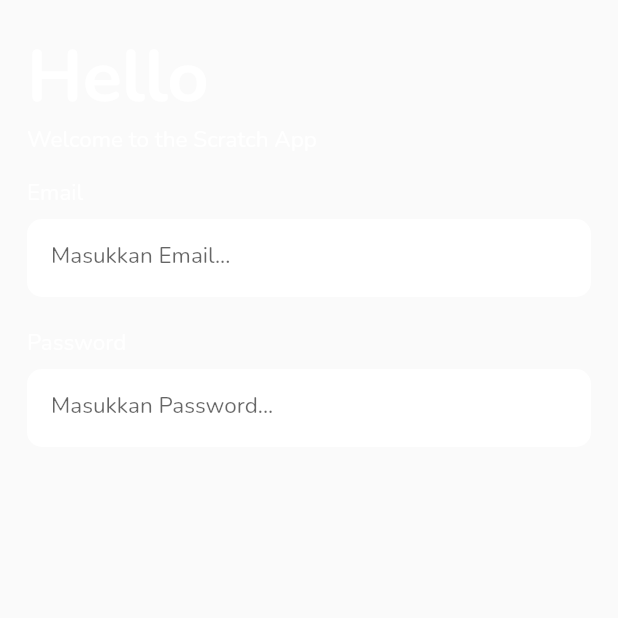
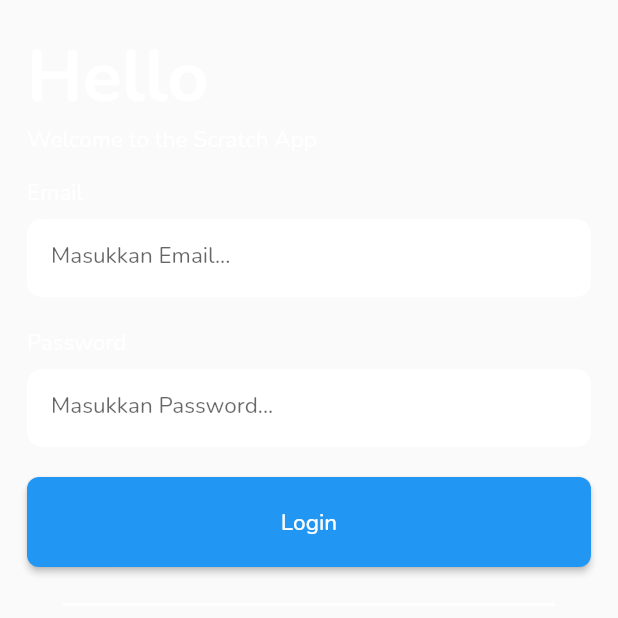
Before and after one commit to Catyousha/scratch_102021, a Flutter app: the screen it shows after launch, on a phone screen of 412 x 824 dp, the top half of it. Run offline on Flutter 3.47's test engine with Material 2 defaults, Android fonts, the phone set to English and light mode, and no system bars; our stand-ins replace firebase_auth, firebase_core, flex_color_scheme, google_fonts; accounts and stored records are empty; statements that could not run were skipped.

Commit message:
First things first i'ma say all the words inside my head i'm fired up and tired of the way that things have been

```diff
--- a/lib/firebase_auth_scratch/app.dart
+++ b/lib/firebase_auth_scratch/app.dart
@@ -1,62 +1,21 @@
 import 'package:firebase_core/firebase_core.dart';
 import 'package:flutter/material.dart';
 
+import 'shared/route_management.dart';
 import 'ui/home_page.dart';
 import 'ui/login_page.dart';
+import 'ui/register_page.dart';
 
-class FirebaseScratchApp extends StatefulWidget {
+class FirebaseScratchApp extends StatelessWidget {
   const FirebaseScratchApp({Key? key}) : super(key: key);
 
   @override
-  State<FirebaseScratchApp> createState() => _FirebaseScratchAppState();
-}
-
-class _FirebaseScratchAppState extends State<FirebaseScratchApp> {
-  bool _initialized = false;
-  bool _error = false;
-
-  void initializeFlutterFire() async {
-    try {
-      await Firebase.initializeApp();
-      setState(() {
-        _initialized = true;
-      });
-    } catch (e) {
-      setState(() {
-        _error = true;
-      });
-    }
-  }
-
-  @override
-  void initState() {
-    initializeFlutterFire();
-    super.initState();
-  }
-
-  @override
   Widget build(BuildContext context) {
-    if (_error) {
-      return const MaterialApp(
-        title: 'Something wrong',
-        home: Scaffold(
-          body: Center(child: Text('Something wrong')),
-        ),
-      );
-    }
-    if (!_initialized) {
-      return const MaterialApp(
-        title: 'Loading...',
-        home: Scaffold(
-          body: Center(child: CircularProgressIndicator()),
-        ),
-      );
-    }
-
     return const MaterialApp(
       title: 'Firebase Auth Scratch App',
       debugShowCheckedModeBanner: false,
-      home: LoginPage(),
+      initialRoute: '/login',
+      onGenerateRoute: RouteManagement.generateRoute,
     );
   }
 }
--- /dev/null
+++ b/lib/firebase_auth_scratch/error_app.dart
@@ -0,0 +1,15 @@
+import 'package:flutter/material.dart';
+
+class ErrorApp extends StatelessWidget {
+  const ErrorApp({Key? key}) : super(key: key);
+
+  @override
+  Widget build(BuildContext context) {
+    return const MaterialApp(
+      title: 'Something wrong',
+      home: Scaffold(
+        body: Center(child: Text('Something wrong')),
+      ),
+    );
+  }
+}
--- /dev/null
+++ b/lib/firebase_auth_scratch/shared/route_management.dart
@@ -0,0 +1,22 @@
+import 'package:flutter/material.dart';
+import '../ui/login_page.dart';
+import '../ui/register_page.dart';
+
+class RouteManagement {
+  static Route<dynamic> generateRoute(RouteSettings settings) {
+    switch (settings.name) {
+      case '/login':
+        return MaterialPageRoute(builder: (_) => const LoginPage());
+      case '/register':
+        return MaterialPageRoute(builder: (_) => const RegisterPage());
+      default:
+        return MaterialPageRoute(
+          builder: (_) => Scaffold(
+            body: Center(
+              child: Text('No route defined for ${settings.name}'),
+            ),
+          ),
+        );
+    }
+  }
+}
--- a/lib/firebase_auth_scratch/shared/theme.dart
+++ b/lib/firebase_auth_scratch/shared/theme.dart
@@ -1,3 +1,4 @@
+import 'package:flex_color_scheme/flex_color_scheme.dart';
 import 'package:flutter/cupertino.dart';
 import 'package:flutter/material.dart';
 import 'package:google_fonts/google_fonts.dart';
@@ -7,6 +8,11 @@ TextStyle textWhite = GoogleFonts.nunito(
   fontSize: 15,
 );
 
+TextStyle textRed = GoogleFonts.nunito(
+  color: FlexColor.redWineDarkPrimary,
+  fontSize: 15,
+);
+
 TextStyle textBlack = GoogleFonts.nunito(
   color: Colors.black,
   fontSize: 15,
--- a/lib/firebase_auth_scratch/ui/login_page.dart
+++ b/lib/firebase_auth_scratch/ui/login_page.dart
@@ -1,4 +1,5 @@
 import 'package:flutter/material.dart';
+import '../widgets/input/primary_button.dart';
 import '../shared/theme.dart';
 import '../widgets/container/page_container.dart';
 import '../widgets/input/primary_text_input.dart';
@@ -22,10 +23,13 @@ class LoginView extends StatefulWidget {
 }
 
 class _LoginViewState extends State<LoginView> {
+  final _formKey = GlobalKey<FormState>();
+
   @override
   Widget build(BuildContext context) {
     return PageContainer(
       child: Form(
+        key: _formKey,
         child: Column(
           crossAxisAlignment: CrossAxisAlignment.start,
           children: <Widget>[
@@ -50,6 +54,34 @@ class _LoginViewState extends State<LoginView> {
               obscureText: true,
               valueSetter: (val) {},
             ),
+            PrimaryButton(
+              child: Text('Login', style: textWhite),
+              onPressed: () {},
+            ),
+            Container(
+              height: 2.0,
+              width: double.infinity,
+              color: Colors.white,
+              margin: const EdgeInsets.all(24.0),
+            ),
+            Center(
+              child: Column(
+                children: [
+                  Text("Belum punya akun?", style: textWhite),
+                  TextButton(
+                    onPressed: () {
+                      Navigator.pushReplacementNamed(context, '/register');
+                    },
+                    child: Text(
+                      "Daftar disini",
+                      style: textWhite.copyWith(
+                        fontWeight: FontWeight.bold,
+                      ),
+                    ),
+                  ),
+                ],
+              ),
+            ),
           ],
         ),
       ),
--- a/lib/firebase_auth_scratch/widgets/container/page_container.dart
+++ b/lib/firebase_auth_scratch/widgets/container/page_container.dart
@@ -12,8 +12,8 @@ class PageContainer extends StatelessWidget {
     return CustomScrollView(
       slivers: [
         SliverFillRemaining(
+          hasScrollBody: false,
           child: Container(
-            //width: double.infinity,
             color: FlexColor.aquaBlueLightPrimary,
             padding: const EdgeInsets.all(18.0),
             child: child,
--- /dev/null
+++ b/lib/firebase_auth_scratch/widgets/input/primary_button.dart
@@ -0,0 +1,29 @@
+import 'package:flex_color_scheme/flex_color_scheme.dart';
+import 'package:flutter/material.dart';
+import 'package:scratch_102021/firebase_auth_scratch/shared/theme.dart';
+
+class PrimaryButton extends StatelessWidget {
+  const PrimaryButton({
+    Key? key,
+    this.onPressed,
+    this.child,
+  }) : super(key: key);
+
+  final void Function()? onPressed;
+  final Widget? child;
+  @override
+  Widget build(BuildContext context) {
+    return ElevatedButton(
+      style: ElevatedButton.styleFrom(
+        minimumSize: const Size(double.maxFinite, 0),
+        primary: FlexColor.darkSurface,
+        padding: const EdgeInsets.all(20.0),
+        shape: RoundedRectangleBorder(
+          borderRadius: BorderRadius.circular(8.0),
+        ),
+      ),
+      onPressed: onPressed ?? () {},
+      child: child,
+    );
+  }
+}
--- a/pubspec.yaml
+++ b/pubspec.yaml
@@ -37,6 +37,7 @@ dependencies:
   firebase_core: ^1.7.0
   google_fonts: ^2.1.0
   flex_color_scheme: ^3.0.1
+  firebase_auth: ^3.1.3
 
 dev_dependencies:
   flutter_test:
```
Also changed, not shown: lib/firebase_auth_scratch/models/auth_response.dart (added, +7 -0 lines), lib/firebase_auth_scratch/services/auth_service.dart (added, +40 -0 lines), lib/firebase_auth_scratch/ui/register_page.dart (added, +153 -0 lines), lib/main.dart (+10 -3 lines), lib/firebase_auth_scratch/ui/register.page.dart (deleted), pubspec.lock, 1 other file.
